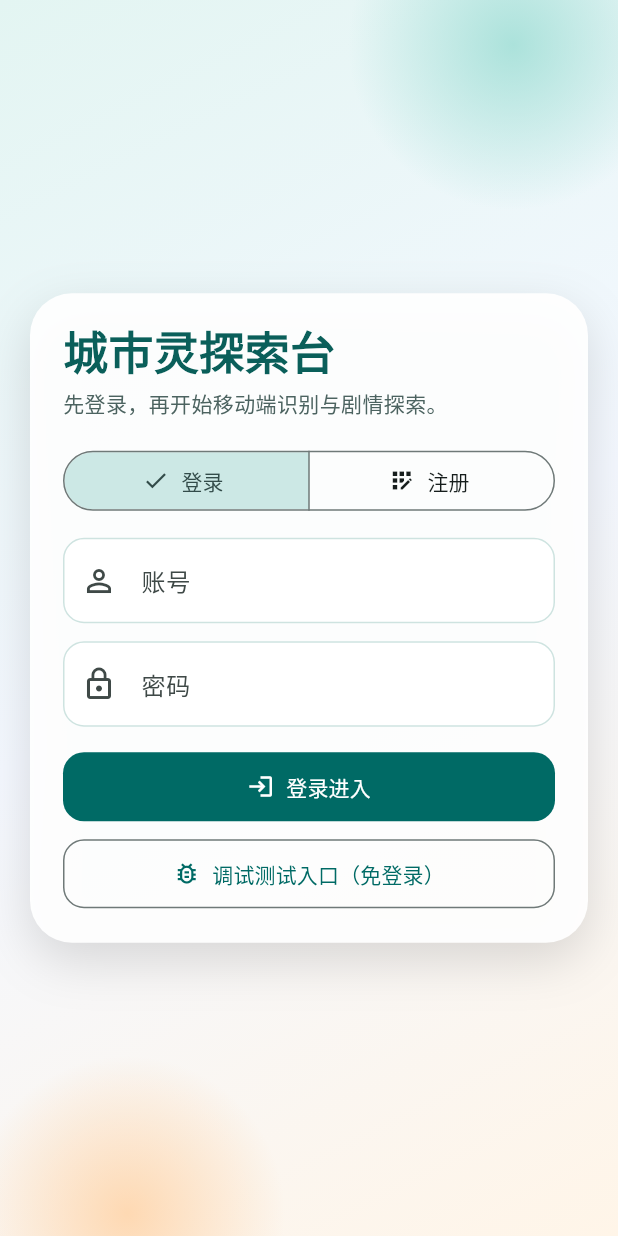
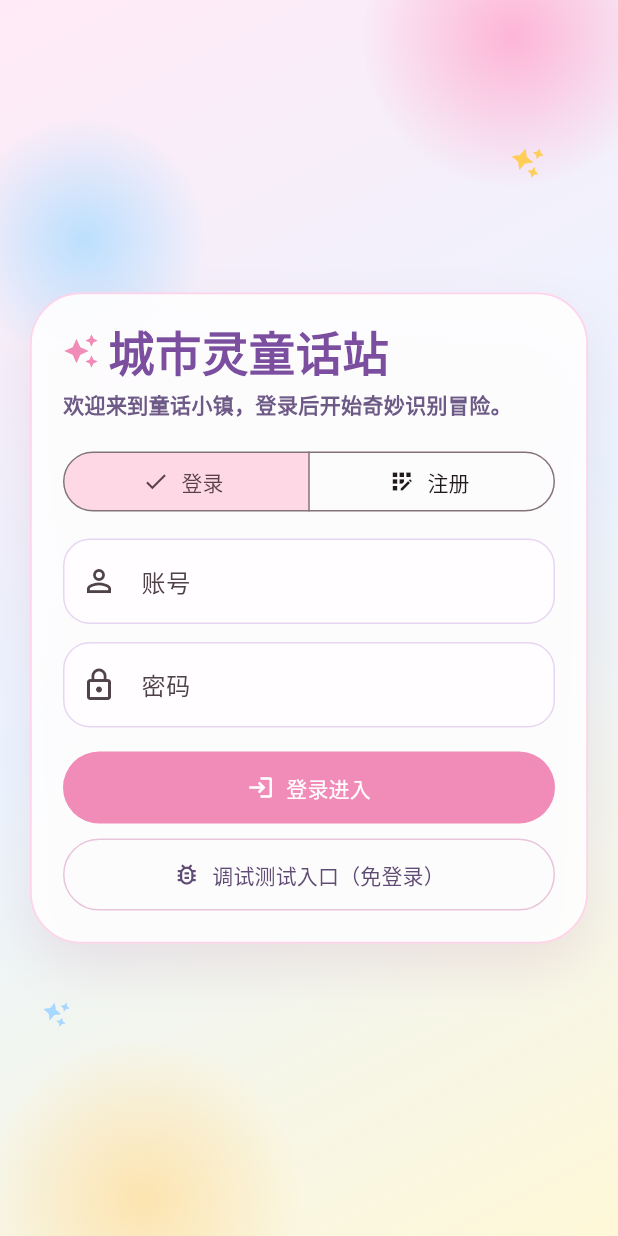
Before and after one commit to xhao0307/ling, a Flutter app: the screen it shows after launch, on a phone screen of 412 x 824 dp. Run offline on Flutter 3.47's test engine with Material 3 defaults, Android fonts, the phone set to English and light mode, and no system bars; our stand-ins replace camera, image_picker, shared_preferences; missing offline and left inert: dart:html.

Commit message:
feat(F022): 前端UI升级为童话儿童风格

```diff
--- a/flutter_client/lib/main.dart
+++ b/flutter_client/lib/main.dart
@@ -18,6 +18,12 @@ const List<(String, String)> kObjectOptions = [
   ('traffic_light', '红绿灯'),
 ];
 
+const Color kFairyRose = Color(0xFFF08CB7);
+const Color kFairySky = Color(0xFFA7D8FF);
+const Color kFairyMint = Color(0xFF9EE6D2);
+const Color kFairyButter = Color(0xFFFFE7A7);
+const Color kFairyInk = Color(0xFF5F4B74);
+
 void main() {
   runApp(const CityLingApp());
 }
@@ -31,49 +37,66 @@ class CityLingApp extends StatelessWidget {
       title: '城市灵',
       theme: ThemeData(
         colorScheme: ColorScheme.fromSeed(
-          seedColor: const Color(0xFF0C7E78),
+          seedColor: kFairyRose,
           brightness: Brightness.light,
         ),
-        scaffoldBackgroundColor: const Color(0xFFF2F6F4),
+        scaffoldBackgroundColor: const Color(0xFFFFF8FE),
         inputDecorationTheme: const InputDecorationTheme(
           filled: true,
-          fillColor: Colors.white,
+          fillColor: Color(0xFFFFFDFF),
           border: OutlineInputBorder(
-            borderRadius: BorderRadius.all(Radius.circular(14)),
+            borderRadius: BorderRadius.all(Radius.circular(18)),
           ),
           enabledBorder: OutlineInputBorder(
-            borderRadius: BorderRadius.all(Radius.circular(14)),
-            borderSide: BorderSide(color: Color(0xFFCEE3E0)),
+            borderRadius: BorderRadius.all(Radius.circular(18)),
+            borderSide: BorderSide(color: Color(0xFFE7D6F2)),
           ),
           focusedBorder: OutlineInputBorder(
-            borderRadius: BorderRadius.all(Radius.circular(14)),
-            borderSide: BorderSide(color: Color(0xFF0C7E78), width: 1.4),
+            borderRadius: BorderRadius.all(Radius.circular(18)),
+            borderSide: BorderSide(color: Color(0xFFF08CB7), width: 1.6),
           ),
         ),
         cardTheme: const CardThemeData(
           surfaceTintColor: Colors.transparent,
+          color: Color(0xFFFFFDFF),
+          shape: RoundedRectangleBorder(
+            borderRadius: BorderRadius.all(Radius.circular(24)),
+          ),
         ),
         navigationBarTheme: const NavigationBarThemeData(
-          indicatorColor: Color(0xFFD9EEE9),
+          backgroundColor: Color(0xFFFFF4FB),
+          indicatorColor: Color(0xFFFFD8EA),
           labelTextStyle: WidgetStatePropertyAll(
-            TextStyle(fontWeight: FontWeight.w700),
+            TextStyle(
+              fontWeight: FontWeight.w800,
+              color: Color(0xFF5F4B74),
+            ),
           ),
         ),
         filledButtonTheme: FilledButtonThemeData(
           style: FilledButton.styleFrom(
+            backgroundColor: kFairyRose,
+            foregroundColor: Colors.white,
             shape: RoundedRectangleBorder(
-              borderRadius: BorderRadius.circular(14),
-            ),
-            padding: const EdgeInsets.symmetric(horizontal: 16, vertical: 13),
+              borderRadius: BorderRadius.circular(999),
+            ),
+            padding: const EdgeInsets.symmetric(horizontal: 18, vertical: 14),
           ),
         ),
         outlinedButtonTheme: OutlinedButtonThemeData(
           style: OutlinedButton.styleFrom(
+            foregroundColor: kFairyInk,
+            side: const BorderSide(color: Color(0xFFE8C4DA)),
             shape: RoundedRectangleBorder(
-              borderRadius: BorderRadius.circular(14),
-            ),
-            padding: const EdgeInsets.symmetric(horizontal: 16, vertical: 13),
-          ),
+              borderRadius: BorderRadius.circular(999),
+            ),
+            padding: const EdgeInsets.symmetric(horizontal: 18, vertical: 14),
+          ),
+        ),
+        snackBarTheme: const SnackBarThemeData(
+          behavior: SnackBarBehavior.floating,
+          backgroundColor: Color(0xFF6E5A86),
+          contentTextStyle: TextStyle(fontWeight: FontWeight.w600),
         ),
         useMaterial3: true,
       ),
@@ -370,26 +393,44 @@ class _AuthEntryPageState extends State<AuthEntryPage> {
           gradient: LinearGradient(
             begin: Alignment.topLeft,
             end: Alignment.bottomRight,
-            colors: [Color(0xFFE3F5F2), Color(0xFFF4F8FF), Color(0xFFFFF5E8)],
+            colors: [Color(0xFFFFEAF6), Color(0xFFEAF4FF), Color(0xFFFFF8D8)],
           ),
         ),
         child: Stack(
           children: [
             Positioned(
-              top: -80,
-              right: -40,
+              top: -76,
+              right: -30,
               child: _buildGlowCircle(
-                color: const Color(0xFF9CDDD4).withValues(alpha: 0.8),
-                size: 220,
+                color: const Color(0xFFFFA5CD).withValues(alpha: 0.78),
+                size: 200,
               ),
             ),
             Positioned(
-              bottom: -90,
-              left: -20,
+              top: 80,
+              left: -24,
               child: _buildGlowCircle(
-                color: const Color(0xFFFFCF9E).withValues(alpha: 0.75),
+                color: const Color(0xFFA8DBFF).withValues(alpha: 0.75),
+                size: 160,
+              ),
+            ),
+            Positioned(
+              bottom: -80,
+              left: -10,
+              child: _buildGlowCircle(
+                color: const Color(0xFFFFDC99).withValues(alpha: 0.7),
                 size: 210,
               ),
+            ),
+            Positioned(
+              top: 96,
+              right: 50,
+              child: _buildFairyStar(const Color(0xFFFFCE57), 22),
+            ),
+            Positioned(
+              bottom: 140,
+              left: 28,
+              child: _buildFairyStar(const Color(0xFFA7D8FF), 18),
             ),
             SafeArea(
               child: Center(
@@ -402,13 +443,17 @@ class _AuthEntryPageState extends State<AuthEntryPage> {
                     constraints: const BoxConstraints(maxWidth: 420),
                     child: DecoratedBox(
                       decoration: BoxDecoration(
-                        color: Colors.white.withValues(alpha: 0.94),
-                        borderRadius: BorderRadius.circular(28),
+                        color: Colors.white.withValues(alpha: 0.9),
+                        border: Border.all(
+                          color: const Color(0xFFFFD4EA),
+                          width: 1.2,
+                        ),
+                        borderRadius: BorderRadius.circular(34),
                         boxShadow: const [
                           BoxShadow(
-                            color: Color(0x22000000),
-                            blurRadius: 28,
-                            offset: Offset(0, 12),
+                            color: Color(0x22A35B87),
+                            blurRadius: 30,
+                            offset: Offset(0, 16),
                           ),
                         ],
                       ),
@@ -417,21 +462,27 @@ class _AuthEntryPageState extends State<AuthEntryPage> {
                         child: Column(
                           crossAxisAlignment: CrossAxisAlignment.stretch,
                           children: [
-                            const Text(
-                              '城市灵探索台',
+                            const Row(
+                              children: [
+                                Icon(Icons.auto_awesome, color: kFairyRose),
+                                SizedBox(width: 6),
+                                Text(
+                                  '城市灵童话站',
                                   style: TextStyle(
-                                fontSize: 30,
+                                    fontSize: 31,
                                     fontWeight: FontWeight.w900,
-                                color: Color(0xFF0A5F5A),
+                                    color: Color(0xFF7B4E9F),
                                     height: 1.1,
                                   ),
+                                ),
+                              ],
                             ),
                             const SizedBox(height: 8),
                             const Text(
-                              '先登录，再开始移动端识别与剧情探索。',
+                              '欢迎来到童话小镇，登录后开始奇妙识别冒险。',
                               style: TextStyle(
-                                color: Color(0xFF4C6360),
-                                fontWeight: FontWeight.w500,
+                                color: Color(0xFF6E5A86),
+                                fontWeight: FontWeight.w600,
                               ),
                             ),
                             const SizedBox(height: 18),
@@ -563,9 +614,20 @@ class _AuthEntryPageState extends State<AuthEntryPage> {
         gradient: RadialGradient(
           colors: [
             color,
-            color.withValues(alpha: 0),
-          ],
-        ),
+            color.withValues(alpha: 0.02),
+          ],
+        ),
+      ),
+    );
+  }
+
+  Widget _buildFairyStar(Color color, double size) {
+    return Transform.rotate(
+      angle: 0.28,
+      child: Icon(
+        Icons.auto_awesome,
+        color: color,
+        size: size,
       ),
     );
   }
@@ -925,9 +987,9 @@ class _ExplorePageState extends State<ExplorePage> {
           begin: Alignment.topLeft,
           end: Alignment.bottomCenter,
           colors: [
-            const Color(0xFFE6F6F2),
-            const Color(0xFFF3FAF8),
-            const Color(0xFFFFF8EE).withValues(alpha: 0.95),
+            const Color(0xFFFFECF7),
+            const Color(0xFFEEF5FF),
+            const Color(0xFFFFF8DB).withValues(alpha: 0.96),
           ],
         ),
       ),
@@ -939,29 +1001,29 @@ class _ExplorePageState extends State<ExplorePage> {
               constraints: const BoxConstraints(maxWidth: 520),
               child: Card(
                 elevation: 0,
-                color: Colors.white.withValues(alpha: 0.92),
+                color: Colors.white.withValues(alpha: 0.9),
                 shape: RoundedRectangleBorder(
-                  borderRadius: BorderRadius.circular(24),
+                  borderRadius: BorderRadius.circular(30),
                 ),
                 child: Padding(
-                  padding: const EdgeInsets.all(20),
+                  padding: const EdgeInsets.all(22),
                   child: Column(
                     mainAxisSize: MainAxisSize.min,
                     crossAxisAlignment: CrossAxisAlignment.start,
                     children: [
                       const Text(
-                        '开始探索',
+                        '梦幻探索',
                         style: TextStyle(
                           fontSize: 30,
                           fontWeight: FontWeight.w900,
-                          color: Color(0xFF0A5F5A),
+                          color: Color(0xFF7A4C9D),
                         ),
                       ),
                       const SizedBox(height: 6),
                       Text(
-                        isDebug ? '当前为调试测试模式，可快速验证流程。' : '先输入孩子信息，然后进入全屏识别模式。',
+                        isDebug ? '当前为调试测试模式，可快速验证流程。' : '先输入孩子信息，然后进入奇妙识别模式。',
                         style: const TextStyle(
-                          color: Color(0xFF4E6360),
+                          color: Color(0xFF665C7D),
                           fontWeight: FontWeight.w600,
                         ),
                       ),
@@ -986,6 +1048,9 @@ class _ExplorePageState extends State<ExplorePage> {
                             onPressed: () => unawaited(widget.onLogout()),
                             icon: const Icon(Icons.logout, size: 16),
                             label: const Text('切换账号'),
+                            style: TextButton.styleFrom(
+                              foregroundColor: const Color(0xFF7A4C9D),
+                            ),
                           ),
                         ],
                       ),
@@ -2788,7 +2853,15 @@ class _ProfilePageState extends State<ProfilePage> {
     final avatarText = session.displayName.isEmpty
         ? '?'
         : session.displayName.substring(0, 1).toUpperCase();
-    return RefreshIndicator(
+    return DecoratedBox(
+      decoration: const BoxDecoration(
+        gradient: LinearGradient(
+          begin: Alignment.topLeft,
+          end: Alignment.bottomCenter,
+          colors: [Color(0xFFFFF0F9), Color(0xFFF2F6FF), Color(0xFFFFFCE8)],
+        ),
+      ),
+      child: RefreshIndicator(
         onRefresh: _refreshSummary,
         child: ListView(
           padding: const EdgeInsets.fromLTRB(16, 16, 16, 28),
@@ -2799,9 +2872,9 @@ class _ProfilePageState extends State<ProfilePage> {
                   begin: Alignment.topLeft,
                   end: Alignment.bottomRight,
                   colors: [
-                  Color(0xFF0D7E78),
-                  Color(0xFF1B8F87),
-                  Color(0xFF6EBBAA)
+                    Color(0xFFF39AC2),
+                    Color(0xFFB3DAFF),
+                    Color(0xFFAEE8D7),
                   ],
                 ),
                 borderRadius: BorderRadius.circular(24),
@@ -2813,7 +2886,7 @@ class _ProfilePageState extends State<ProfilePage> {
                     CircleAvatar(
                       radius: 30,
                       backgroundColor: Colors.white.withValues(alpha: 0.92),
-                    foregroundColor: const Color(0xFF0D7E78),
+                      foregroundColor: const Color(0xFF8D5FAF),
                       child: Text(
                         avatarText,
                         style: const TextStyle(
@@ -2843,9 +2916,9 @@ class _ProfilePageState extends State<ProfilePage> {
                               _buildTag(
                                 session.isDebug ? '调试模式' : '正式账号',
                                 session.isDebug
-                                  ? const Color(0xFFFFD9A8)
-                                  : const Color(0xFFCBF4EA),
-                              const Color(0xFF124F4B),
+                                    ? const Color(0xFFFFE3A8)
+                                    : const Color(0xFFFFD6EA),
+                                const Color(0xFF6A4E86),
                               ),
                               _buildTag(
                                 '孩子ID: ${session.preferredChildId}',
@@ -2872,7 +2945,8 @@ class _ProfilePageState extends State<ProfilePage> {
             const SizedBox(height: 14),
             Card(
               child: Padding(
-              padding: const EdgeInsets.symmetric(vertical: 14, horizontal: 8),
+                padding:
+                    const EdgeInsets.symmetric(vertical: 14, horizontal: 8),
                 child: Row(
                   children: [
                     _buildStatItem('图鉴精灵', _totalSpirits.toString()),
@@ -2968,12 +3042,13 @@ class _ProfilePageState extends State<ProfilePage> {
             FilledButton.icon(
               onPressed: widget.onLogout,
               style: FilledButton.styleFrom(
-              backgroundColor: const Color(0xFFB23A3A),
+                backgroundColor: const Color(0xFFC7637F),
               ),
               icon: const Icon(Icons.logout),
               label: const Text('退出登录'),
             ),
           ],
+        ),
       ),
     );
   }
@@ -3005,7 +3080,7 @@ class _ProfilePageState extends State<ProfilePage> {
             style: const TextStyle(
               fontSize: 18,
               fontWeight: FontWeight.w800,
-              color: Color(0xFF0C7E78),
+              color: Color(0xFF8D5FAF),
             ),
           ),
           const SizedBox(height: 4),
@@ -3037,12 +3112,12 @@ class _ProfilePageState extends State<ProfilePage> {
           child: Ink(
             padding: const EdgeInsets.symmetric(vertical: 12, horizontal: 6),
             decoration: BoxDecoration(
-              color: const Color(0xFFE9F5F3),
+              color: const Color(0xFFF8EAFE),
               borderRadius: BorderRadius.circular(14),
             ),
             child: Column(
               children: [
-                Icon(icon, color: const Color(0xFF0C7E78)),
+                Icon(icon, color: const Color(0xFF8D5FAF)),
                 const SizedBox(height: 6),
                 Text(
                   label,
@@ -3050,7 +3125,7 @@ class _ProfilePageState extends State<ProfilePage> {
                   style: const TextStyle(
                     fontSize: 12,
                     fontWeight: FontWeight.w700,
-                    color: Color(0xFF355250),
+                    color: Color(0xFF6B5A7F),
                   ),
                 ),
               ],
@@ -3071,7 +3146,7 @@ class _ProfilePageState extends State<ProfilePage> {
     return Column(
       children: [
         ListTile(
-          leading: Icon(icon, color: const Color(0xFF0C7E78)),
+          leading: Icon(icon, color: const Color(0xFF8D5FAF)),
           title: Text(
             title,
             style: const TextStyle(fontWeight: FontWeight.w700),
```
Also changed, not shown: feature_list.json (+13 -0 lines), 1 other file. Lines whose indentation alone changed are shown as unchanged.
